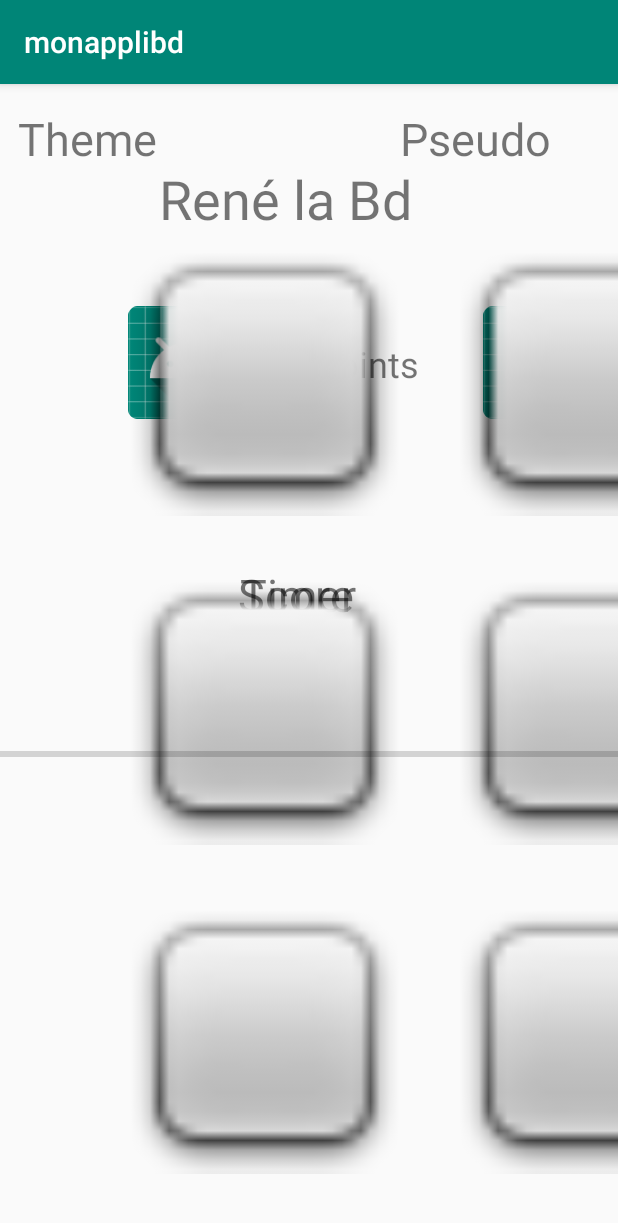
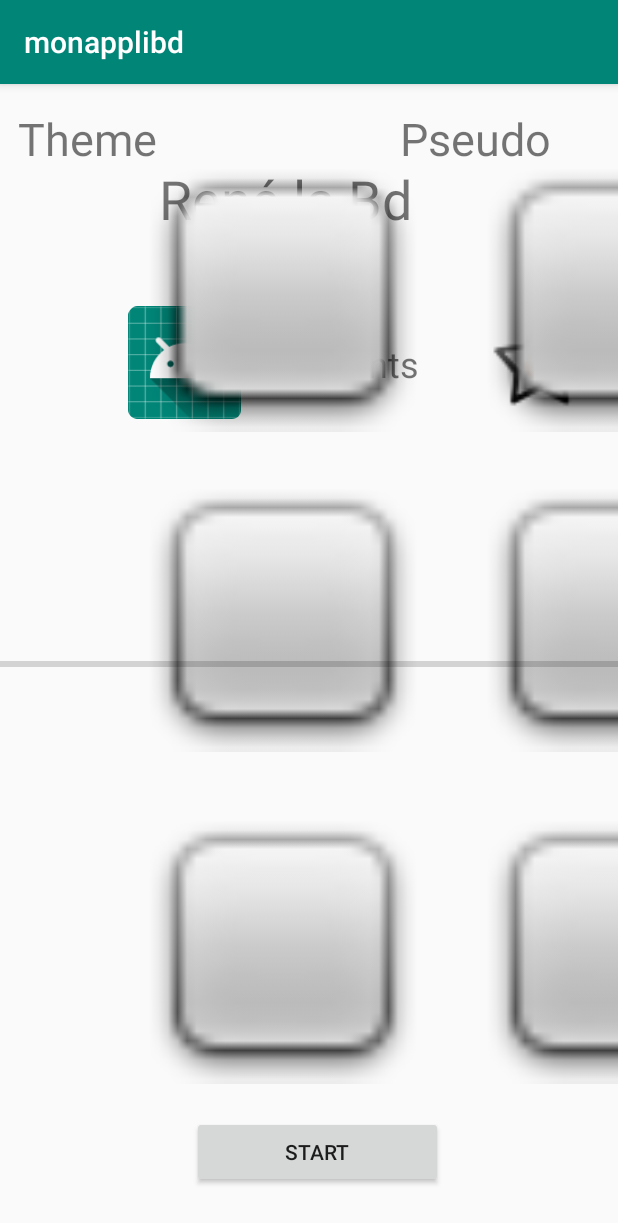
Before and after one commit to pagnoux02/monapplibd, an Android app: the screen it shows after launch (MainActivity before the commit, reneActivity after it), on a phone screen of 412 x 824 dp. Shown: the top 1223 px of the screen. Run offline under Robolectric (Android 15) with nearby library versions, the phone set to English and light mode, and no system bars.

Commit message:
>JE PUSH VENDREDI SOIR COUCOU A VOUS

```diff
--- a/app/src/main/AndroidManifest.xml
+++ b/app/src/main/AndroidManifest.xml
@@ -9,7 +9,7 @@
         android:roundIcon="@mipmap/ic_launcher_round"
         android:supportsRtl="true"
         android:theme="@style/AppTheme">
-        <activity android:name=".MainActivity">
+        <activity android:name=".reneActivity">
             <intent-filter>
                 <action android:name="android.intent.action.MAIN" />
 
--- a/app/src/main/java/com/example/fpagnoux/monapplibd/MainActivity.java
+++ b/app/src/main/java/com/example/fpagnoux/monapplibd/MainActivity.java
@@ -1,5 +1,6 @@
 package com.example.fpagnoux.monapplibd;
 
+import android.content.Intent;
 import android.support.v7.app.AppCompatActivity;
 import android.os.Bundle;
 import android.view.Gravity;
@@ -8,32 +9,14 @@ import android.widget.ImageView;
 import android.widget.TextView;
 import android.widget.Toast;
 
-public class MainActivity extends AppCompatActivity {
+public class MainActivity extends AppCompatActivity  {
 
-    private ImageView img ;
-    private TextView text;
     @Override
     protected void onCreate(Bundle savedInstanceState) {
         super.onCreate(savedInstanceState);
-        setContentView(R.layout.rene_la_bd);
-        text = (TextView)findViewById(R.id.txtscore);
+        setContentView(R.layout.activity_main);
+
+        }
 
 
     }
-
-    //public void click()
-    //{
-     //   img = (ImageView)findViewById(R.id.imgjeu1);
-      //  img.setOnClickListener(new View.OnClickListener() {
-
-          //  @Override public void onClick(View v) {
-
-
-
-          //      text.setText("A vous de jouer  ...");
-         //   }
-        //});
-    //}
-
-
-}
--- a/app/src/main/java/com/example/fpagnoux/monapplibd/reneActivity.java
+++ b/app/src/main/java/com/example/fpagnoux/monapplibd/reneActivity.java
@@ -1,8 +1,102 @@
 package com.example.fpagnoux.monapplibd;
 
-public class reneActivity {
+import android.os.Bundle;
+import android.support.v7.app.AppCompatActivity;
+import android.view.View;
+import android.widget.ImageView;
+import android.widget.TextView;
+
+import java.util.Random;
+
+public class reneActivity  extends AppCompatActivity implements View.OnClickListener{
+    Random rand = new Random();
+    int n = rand.nextInt(4);
+
+    private int[] imgdujeu = new int[] {android.R.drawable.star_on,android.R.drawable.star_big_off,android.R.drawable.star_big_on};
+
+    private ImageView img1 ,img2 ,img3,img4,img5,img6,img7,img8,img9;
+    private TextView text;
+    private int score = 0;
+
+
+    @Override
+    protected void onCreate(Bundle savedInstanceState) {
+        super.onCreate(savedInstanceState);
+        setContentView(R.layout.rene_la_bd);
+
+        text = (TextView)findViewById(R.id.txtscore);
+
+        // instancie les images
+        img1 = (ImageView) findViewById(R.id.imgjeu1);
+        img2 = (ImageView) findViewById(R.id.imgjeu2);
+        img3 = (ImageView) findViewById(R.id.imgjeu3);
+        img4 = (ImageView) findViewById(R.id.imgjeu4);
+        img5 = (ImageView) findViewById(R.id.imgjeu5);
+        img6 = (ImageView) findViewById(R.id.imgjeu6);
+        img7 = (ImageView) findViewById(R.id.imgjeu7);
+        img8 = (ImageView) findViewById(R.id.imgjeu8);
+        img9 = (ImageView) findViewById(R.id.imgjeu9);
+
+        //ajoute un evenement qui verifie le click sur les img
+        img1.setOnClickListener(this);
+        img2.setOnClickListener(this);
+        img3.setOnClickListener(this);
+        img4.setOnClickListener(this);
+        img5.setOnClickListener(this);
+        img6.setOnClickListener(this);
+        img7.setOnClickListener(this);
+        img8.setOnClickListener(this);
+        img9.setOnClickListener(this);
+    }
+
+
+    //fonction qui s'active quand il y a un click
+    @Override
+    public void onClick(View v) {
+
+        switch (v.getId()) {
+            case R.id.imgjeu1 :
+                score++;
+                text.setText(String.valueOf(score));
+                break;
+            case R.id.imgjeu2:
+                score=score+15;
+                text.setText(String.valueOf(score));
+                break;
+            case R.id.imgjeu3 :
+                score=score+30;
+                text.setText(String.valueOf(score));
+                break;
+            case R.id.imgjeu4 :
+                score=score+30;
+                text.setText(String.valueOf(score));
+                break;
+            case R.id.imgjeu5:
+                score=score+45;
+                text.setText(String.valueOf(score));
+                break;
+            case R.id.imgjeu6 :
+                score=score+60;
+                text.setText(String.valueOf(score));
+                break;
+
+            case R.id.imgjeu7 :
+                score=score+75;
+                text.setText(String.valueOf(score));
+                break;
+            case R.id.imgjeu8:
+                score=score+90;
+                text.setText(String.valueOf(score));
+                break;
+            case R.id.imgjeu9 :
+                score=score+105;
+                text.setText(String.valueOf(score));
+                break;
 
 
 
+        }
+    }
+
 
 }
--- a/app/src/main/res/layout/rene_la_bd.xml
+++ b/app/src/main/res/layout/rene_la_bd.xml
@@ -32,8 +32,8 @@
         android:id="@+id/imgjeu4"
         android:layout_width="185dp"
         android:layout_height="185dp"
-        android:layout_marginStart="84dp"
-        android:layout_marginTop="34dp"
+        android:layout_marginStart="96dp"
+        android:layout_marginTop="28dp"
         app:layout_constraintStart_toStartOf="parent"
         app:layout_constraintTop_toBottomOf="@+id/imgjeu1"
         app:srcCompat="@android:drawable/checkbox_off_background" />
@@ -42,8 +42,8 @@
         android:id="@+id/imgjeu5"
         android:layout_width="185dp"
         android:layout_height="185dp"
-        android:layout_marginStart="34dp"
-        android:layout_marginTop="34dp"
+        android:layout_marginStart="40dp"
+        android:layout_marginTop="28dp"
         app:layout_constraintStart_toEndOf="@+id/imgjeu4"
         app:layout_constraintTop_toBottomOf="@+id/imgjeu2"
         app:srcCompat="@android:drawable/checkbox_off_background" />
@@ -52,8 +52,8 @@
         android:id="@+id/imgjeu6"
         android:layout_width="185dp"
         android:layout_height="185dp"
-        android:layout_marginStart="34dp"
-        android:layout_marginTop="34dp"
+        android:layout_marginStart="36dp"
+        android:layout_marginTop="28dp"
         app:layout_constraintStart_toEndOf="@+id/imgjeu5"
         app:layout_constraintTop_toBottomOf="@+id/imgjeu3"
         app:srcCompat="@android:drawable/checkbox_off_background" />
@@ -62,8 +62,8 @@
         android:id="@+id/imgjeu7"
         android:layout_width="185dp"
         android:layout_height="185dp"
-        android:layout_marginStart="84dp"
-        android:layout_marginTop="34dp"
+        android:layout_marginStart="96dp"
+        android:layout_marginTop="36dp"
         app:layout_constraintStart_toStartOf="parent"
         app:layout_constraintTop_toBottomOf="@+id/imgjeu4"
         app:srcCompat="@android:drawable/checkbox_off_background" />
@@ -72,8 +72,8 @@
         android:id="@+id/imgjeu8"
         android:layout_width="185dp"
         android:layout_height="185dp"
-        android:layout_marginStart="34dp"
-        android:layout_marginTop="34dp"
+        android:layout_marginStart="40dp"
+        android:layout_marginTop="36dp"
         app:layout_constraintStart_toEndOf="@+id/imgjeu7"
         app:layout_constraintTop_toBottomOf="@+id/imgjeu5"
         app:srcCompat="@android:drawable/checkbox_off_background" />
@@ -82,8 +82,8 @@
         android:id="@+id/imgjeu9"
         android:layout_width="185dp"
         android:layout_height="185dp"
-        android:layout_marginStart="34dp"
-        android:layout_marginTop="34dp"
+        android:layout_marginStart="36dp"
+        android:layout_marginTop="36dp"
         app:layout_constraintStart_toEndOf="@+id/imgjeu8"
         app:layout_constraintTop_toBottomOf="@+id/imgjeu6"
         app:srcCompat="@android:drawable/checkbox_off_background" />
@@ -175,7 +175,7 @@
         android:layout_marginTop="148dp"
         app:layout_constraintStart_toEndOf="@+id/textView3"
         app:layout_constraintTop_toTopOf="parent"
-        app:srcCompat="@mipmap/ic_launcher_round" />
+        app:srcCompat="@android:drawable/star_on" />
 
     <ImageView
         android:id="@+id/imgpts3"
@@ -191,8 +191,8 @@
         android:id="@+id/imgjeu1"
         android:layout_width="185dp"
         android:layout_height="185dp"
-        android:layout_marginStart="84dp"
-        android:layout_marginBottom="480dp"
+        android:layout_marginStart="96dp"
+        android:layout_marginBottom="536dp"
         app:layout_constraintBottom_toBottomOf="parent"
         app:layout_constraintStart_toStartOf="parent"
         app:srcCompat="@android:drawable/checkbox_off_background" />
@@ -201,8 +201,8 @@
         android:id="@+id/imgjeu2"
         android:layout_width="185dp"
         android:layout_height="185dp"
-        android:layout_marginStart="34dp"
-        android:layout_marginBottom="480dp"
+        android:layout_marginStart="40dp"
+        android:layout_marginBottom="536dp"
         app:layout_constraintBottom_toBottomOf="parent"
         app:layout_constraintStart_toEndOf="@+id/imgjeu1"
         app:srcCompat="@android:drawable/checkbox_off_background" />
@@ -211,8 +211,8 @@
         android:id="@+id/imgjeu3"
         android:layout_width="185dp"
         android:layout_height="185dp"
-        android:layout_marginStart="34dp"
-        android:layout_marginBottom="480dp"
+        android:layout_marginStart="36dp"
+        android:layout_marginBottom="536dp"
         app:layout_constraintBottom_toBottomOf="parent"
         app:layout_constraintStart_toEndOf="@+id/imgjeu2"
         app:srcCompat="@android:drawable/checkbox_off_background" />
@@ -223,10 +223,24 @@
         android:layout_width="641dp"
         android:layout_height="37dp"
         android:layout_marginStart="6dp"
-        android:layout_marginTop="428dp"
+        android:layout_marginTop="368dp"
         android:layout_marginEnd="5dp"
         app:layout_constraintEnd_toEndOf="parent"
+        app:layout_constraintHorizontal_bias="0.601"
         app:layout_constraintStart_toStartOf="parent"
         app:layout_constraintTop_toTopOf="parent" />
 
+    <Button
+        android:id="@+id/txtstart"
+        android:layout_width="167dp"
+        android:layout_height="wrap_content"
+        android:layout_marginStart="8dp"
+        android:layout_marginEnd="8dp"
+        android:layout_marginBottom="32dp"
+        android:text="Start"
+        app:layout_constraintBottom_toBottomOf="parent"
+        app:layout_constraintEnd_toEndOf="parent"
+        app:layout_constraintHorizontal_bias="0.525"
+        app:layout_constraintStart_toStartOf="parent" />
+
 </android.support.constraint.ConstraintLayout>
```
